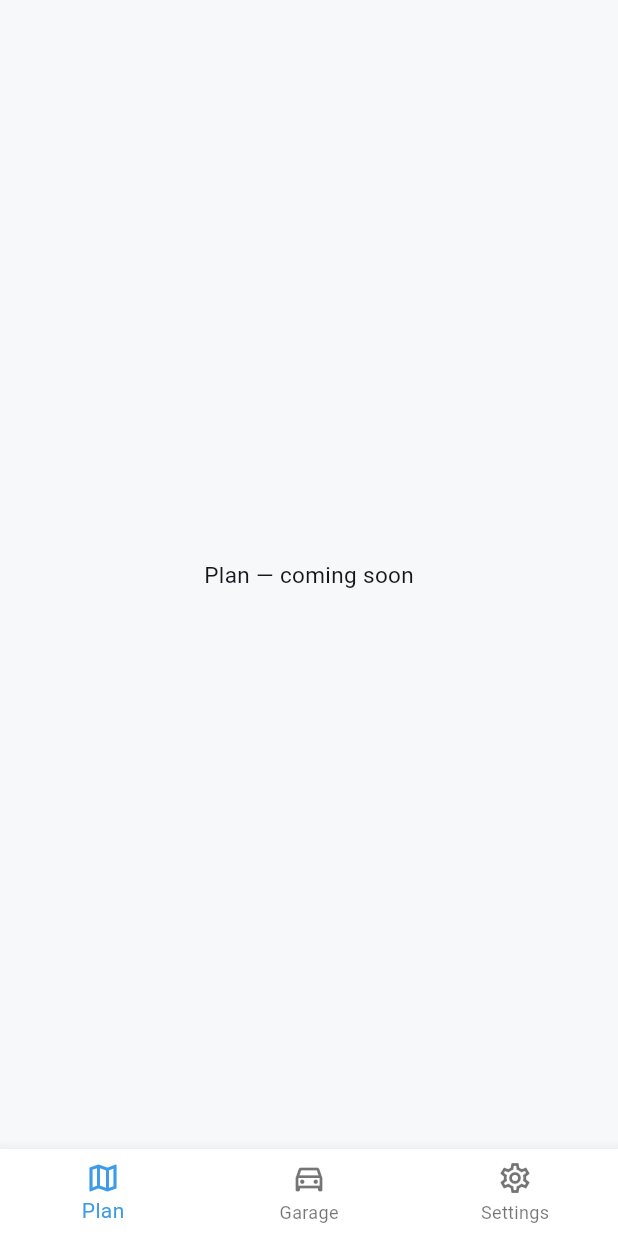
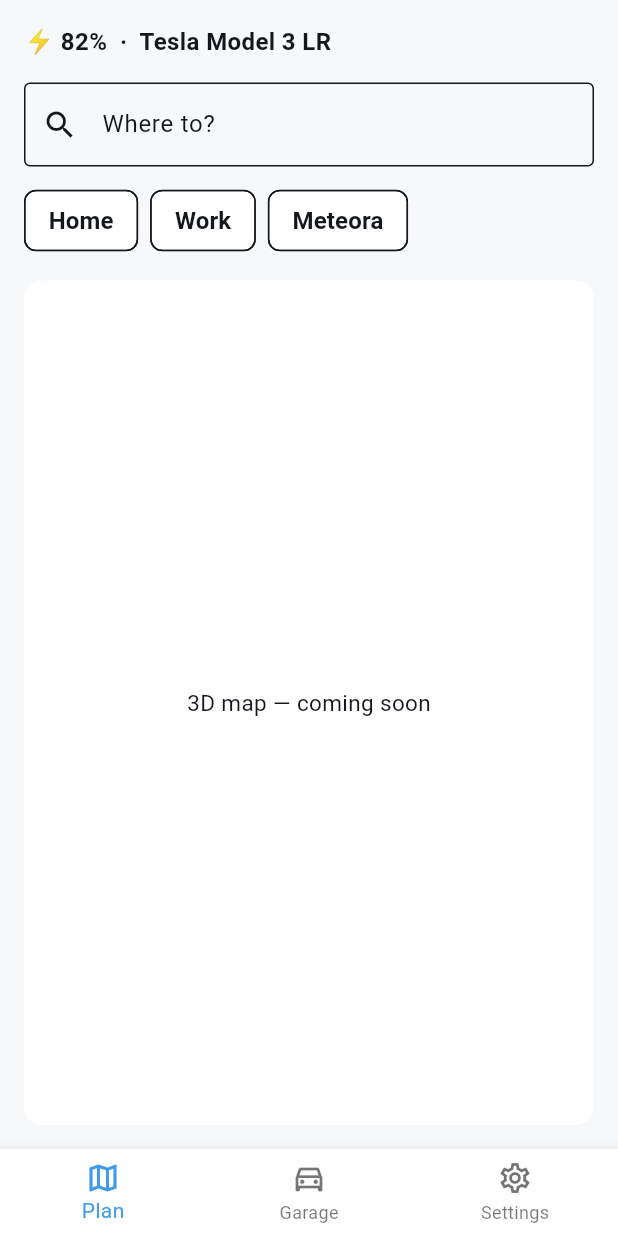
Before and after one commit to Vtziallas/gradient-ev, a Flutter app: the screen it shows after launch, on a phone screen of 412 x 824 dp. Run offline on Flutter 3.47's test engine with Material 3 defaults, Android fonts, the phone set to English and light mode, and no system bars; our stand-ins replace dio, flutter_riverpod, go_router.

Commit message:
feat(mobile): planning feature stub — Home/Plan screen

```diff
--- /dev/null
+++ b/mobile/lib/features/planning/presentation/home_plan_screen.dart
@@ -0,0 +1,80 @@
+import 'package:flutter/material.dart';
+import 'package:flutter_riverpod/flutter_riverpod.dart';
+
+import '../../../app/theme/text_tokens.dart';
+import '../../garage/presentation/garage_providers.dart';
+
+/// Home/Plan screen skeleton (UX.md §2 "Home / Plan" wireframe). Search and
+/// the 3D map are placeholders — real route planning needs the backend API
+/// (API.md) and Mapbox integration, both out of scope for this plan (see
+/// plan Non-Goals). See this file's task in the plan for the documented
+/// cross-feature provider import exception.
+class HomePlanScreen extends ConsumerWidget {
+  const HomePlanScreen({super.key});
+
+  @override
+  Widget build(BuildContext context, WidgetRef ref) {
+    final vehiclesAsync = ref.watch(vehiclesProvider);
+
+    return Scaffold(
+      body: SafeArea(
+        child: Padding(
+          padding: const EdgeInsets.all(16),
+          child: Column(
+            crossAxisAlignment: CrossAxisAlignment.start,
+            children: [
+              vehiclesAsync.when(
+                loading: () => const _GarageChip(label: 'Loading vehicle…'),
+                error: (err, stack) => const _GarageChip(label: 'Vehicle unavailable'),
+                data: (vehicles) => _GarageChip(
+                  label: vehicles.isEmpty
+                      ? 'No vehicle selected'
+                      : '⚡ ${vehicles.first.batteryPct.toStringAsFixed(0)}%  ·  ${vehicles.first.displayName}',
+                ),
+              ),
+              const SizedBox(height: 16),
+              const TextField(
+                decoration: InputDecoration(
+                  prefixIcon: Icon(Icons.search),
+                  hintText: 'Where to?',
+                  border: OutlineInputBorder(),
+                ),
+              ),
+              const SizedBox(height: 12),
+              const Wrap(
+                spacing: 8,
+                children: [
+                  Chip(label: Text('Home')),
+                  Chip(label: Text('Work')),
+                  Chip(label: Text('Meteora')),
+                ],
+              ),
+              const SizedBox(height: 16),
+              Expanded(
+                child: Container(
+                  width: double.infinity,
+                  decoration: BoxDecoration(
+                    borderRadius: BorderRadius.circular(12),
+                    color: Theme.of(context).colorScheme.surfaceContainerHighest,
+                  ),
+                  child: const Center(child: Text('3D map — coming soon')),
+                ),
+              ),
+            ],
+          ),
+        ),
+      ),
+    );
+  }
+}
+
+class _GarageChip extends StatelessWidget {
+  const _GarageChip({required this.label});
+
+  final String label;
+
+  @override
+  Widget build(BuildContext context) {
+    return Text(label, style: GradientTextStyles.metricSmall);
+  }
+}
--- a/mobile/lib/main_dev.dart
+++ b/mobile/lib/main_dev.dart
@@ -4,10 +4,11 @@ import 'package:flutter_riverpod/flutter_riverpod.dart';
 import 'app/app.dart';
 import 'app/router.dart';
 import 'features/garage/presentation/garage_screen.dart';
+import 'features/planning/presentation/home_plan_screen.dart';
 
 void main() {
   final router = buildRouter(
-    planScreen: const Scaffold(body: Center(child: Text('Plan — coming soon'))),
+    planScreen: const HomePlanScreen(),
     garageScreen: const GarageScreen(),
   );
   runApp(ProviderScope(child: GradientApp(router: router)));
```
Also changed, not shown: 1 other file.
